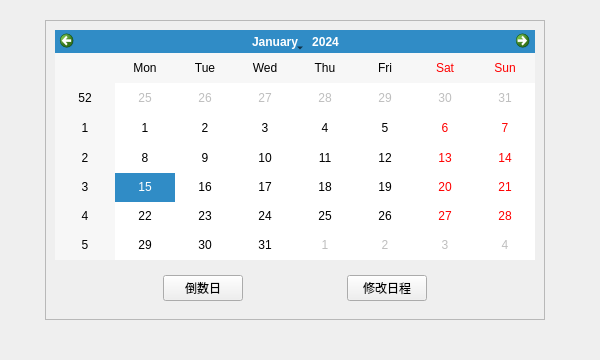
The window that realProgect/calendarmc.ui (Arthur381/QTproject) describes before a commit, drawn with Qt 5.
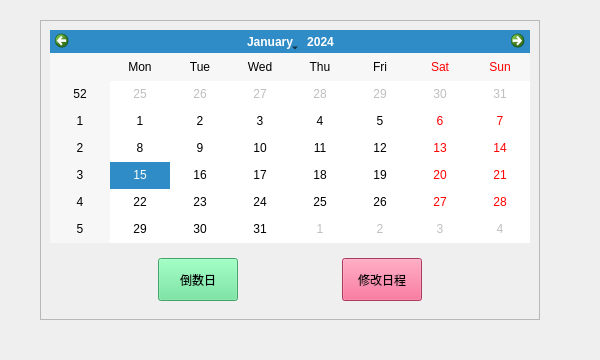
The same window after the commit. Icons and pictures are not drawn.

What changed in the file:
```diff
--- a/realProgect/calendarmc.ui
+++ b/realProgect/calendarmc.ui
@@ -18,8 +18,8 @@
   </property>
   <property name="maximumSize">
    <size>
-    <width>800</width>
-    <height>480</height>
+    <width>600</width>
+    <height>360</height>
    </size>
   </property>
   <property name="windowTitle">
@@ -29,10 +29,17 @@
    <iconset resource="images.qrc">
     <normaloff>:/image/cal_ico.jpg</normaloff>:/image/cal_ico.jpg</iconset>
   </property>
+  <property name="styleSheet">
+   <string notr="true">QWidget#calendarMC{
+    background-image: url(:/background/HP1.jpg);
+    background-position: center; /* 图片居中 */
+    background-repeat: no-repeat; /* 图片不重复 */
+}</string>
+  </property>
   <widget class="QFrame" name="frame">
    <property name="geometry">
     <rect>
-     <x>45</x>
+     <x>40</x>
      <y>20</y>
      <width>500</width>
      <height>300</height>
@@ -75,6 +82,9 @@
        </item>
        <item>
         <widget class="QPushButton" name="countdowndays">
+         <property name="styleSheet">
+          <string notr="true">QPushButton#countdowndays{background-color: rgb(96, 229, 147);width: 60px;height: 35px;}</string>
+         </property>
          <property name="text">
           <string>倒数日</string>
          </property>
@@ -95,6 +105,9 @@
        </item>
        <item>
         <widget class="QPushButton" name="Modify">
+         <property name="styleSheet">
+          <string notr="true">QPushButton#Modify{background-color: rgb(239, 82, 129);width: 60px;height: 35px;}</string>
+         </property>
          <property name="text">
           <string>修改日程</string>
          </property>
@@ -121,6 +134,9 @@
       <property name="whatsThis">
        <string>&lt;html&gt;&lt;head/&gt;&lt;body&gt;&lt;p&gt;你好&lt;/p&gt;&lt;/body&gt;&lt;/html&gt;</string>
       </property>
+      <property name="styleSheet">
+       <string notr="true">QCalendarWidget{background-color:rgb(239, 82, 129,0.38); }</string>
+      </property>
      </widget>
     </item>
    </layout>
```
